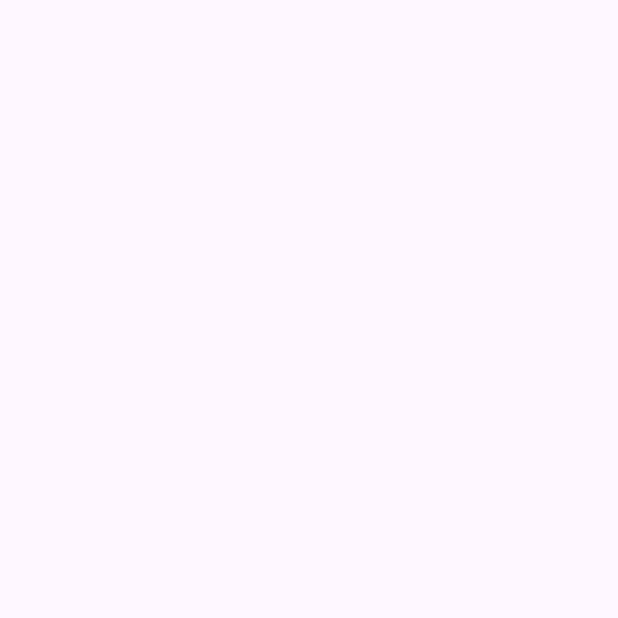
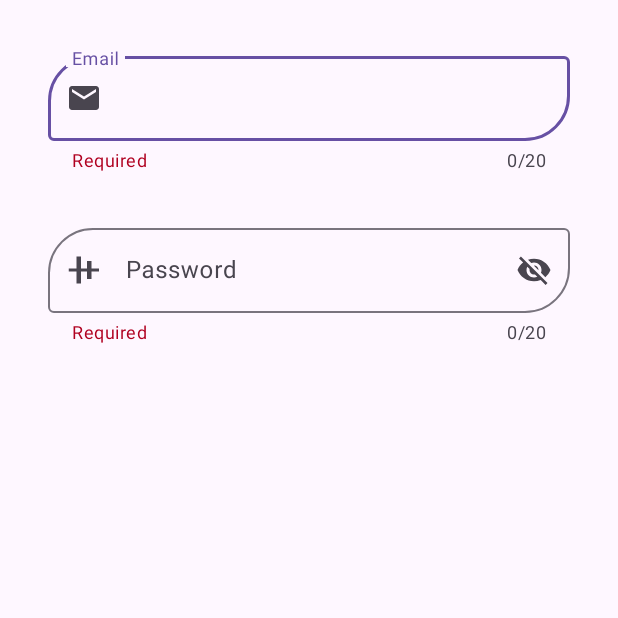
Before and after one commit to Tapendu1bakuli/textFormFieldKotlin, an Android app: the screen it shows after launch (MainActivity), on a phone screen of 412 x 824 dp, the top half of it. Before the commit the part shown is empty. Run offline under Robolectric (Android 15) with nearby library versions, the phone set to English and light mode, and no system bars.

Commit message:
password field added

```diff
--- a/app/src/main/java/com/example/kotlintextformfield/MainActivity.kt
+++ b/app/src/main/java/com/example/kotlintextformfield/MainActivity.kt
@@ -16,5 +16,6 @@ class MainActivity : AppCompatActivity() {
             v.setPadding(systemBars.left, systemBars.top, systemBars.right, systemBars.bottom)
             insets
         }
+
     }
 }
--- /dev/null
+++ b/app/src/main/res/drawable/baseline_email.xml
@@ -0,0 +1,5 @@
+<vector xmlns:android="http://schemas.android.com/apk/res/android" android:height="24dp" android:tint="#000000" android:viewportHeight="24" android:viewportWidth="24" android:width="24dp">
+
+    <path android:fillColor="@android:color/white" android:pathData="M20,4L4,4c-1.1,0 -1.99,0.9 -1.99,2L2,18c0,1.1 0.9,2 2,2h16c1.1,0 2,-0.9 2,-2L22,6c0,-1.1 -0.9,-2 -2,-2zM20,8l-8,5 -8,-5L4,6l8,5 8,-5v2z"/>
+
+</vector>
--- /dev/null
+++ b/app/src/main/res/drawable/baseline_password.xml
@@ -0,0 +1,5 @@
+<vector xmlns:android="http://schemas.android.com/apk/res/android" android:height="24dp" android:tint="#000000" android:viewportHeight="24" android:viewportWidth="24" android:width="24dp">
+
+    <path android:fillColor="@android:color/white" android:pathData="M22,11l-5,0l0,-5l-3,0l0,5l-4,0l0,-8l-3,0l0,8l-5.16,0l0,2l5.16,0l0,8l3,0l0,-8l4,0l0,5l3,0l0,-5l5,0z"/>
+
+</vector>
--- a/app/src/main/res/layout/activity_main.xml
+++ b/app/src/main/res/layout/activity_main.xml
@@ -1,12 +1,77 @@
 <?xml version="1.0" encoding="utf-8"?>
-<androidx.constraintlayout.widget.ConstraintLayout xmlns:android="http://schemas.android.com/apk/res/android"
+<LinearLayout xmlns:android="http://schemas.android.com/apk/res/android"
     xmlns:app="http://schemas.android.com/apk/res-auto"
     xmlns:tools="http://schemas.android.com/tools"
     android:id="@+id/main"
     android:layout_width="match_parent"
     android:layout_height="match_parent"
-    tools:context=".MainActivity">
+    tools:context=".MainActivity"
+    android:orientation="vertical">
+
+<com.google.android.material.textfield.TextInputLayout
+    style="@style/Widget.Material3.TextInputLayout.OutlinedBox"
+    android:id="@+id/textInputLayout2"
+    android:layout_width="match_parent"
+    android:layout_height="wrap_content"
+    android:layout_marginStart="32dp"
+    android:layout_marginTop="32dp"
+    android:layout_marginEnd="32dp"
+    android:hint="@string/email"
+    app:startIconDrawable="@drawable/baseline_email"
+    app:helperText="Required"
+    app:counterMaxLength="20"
+    app:counterEnabled="true"
+    app:boxCornerRadiusBottomEnd="30dp"
+    app:boxCornerRadiusTopStart="30dp"
+    app:helperTextTextColor="@color/design_default_color_error"
+    app:layout_constraintEnd_toEndOf="parent"
+    app:endIconMode="clear_text"
+    app:layout_constraintStart_toEndOf="parent"
+    app:layout_constraintTop_toTopOf="parent"
+    >
+    <com.google.android.material.textfield.TextInputEditText
+        android:layout_width="match_parent"
+        android:layout_height="wrap_content"
+        android:maxLength="20"
+        android:id="@+id/textInputEditText2"
+        >
+
+    </com.google.android.material.textfield.TextInputEditText>
 
 
+</com.google.android.material.textfield.TextInputLayout>
+    <com.google.android.material.textfield.TextInputLayout
+        style="@style/Widget.Material3.TextInputLayout.OutlinedBox"
+        android:id="@+id/textInputLayout1"
+        android:layout_width="match_parent"
+        android:layout_height="wrap_content"
+        android:layout_marginStart="32dp"
+        android:layout_marginTop="32dp"
+        android:layout_marginEnd="32dp"
+        android:hint="@string/password"
+        app:startIconDrawable="@drawable/baseline_password"
+        app:helperText="Required"
+        app:counterMaxLength="20"
+        app:counterEnabled="true"
+        app:boxCornerRadiusBottomEnd="30dp"
+        app:boxCornerRadiusTopStart="30dp"
+        app:helperTextTextColor="@color/design_default_color_error"
+        app:layout_constraintEnd_toEndOf="parent"
+        app:endIconMode="password_toggle"
+        app:layout_constraintStart_toEndOf="parent"
+        app:layout_constraintTop_toTopOf="parent"
+        >
+        <com.google.android.material.textfield.TextInputEditText
+            android:layout_width="match_parent"
+            android:layout_height="wrap_content"
+            android:maxLength="20"
+            android:id="@+id/textInputEditText1"
+            >
 
-</androidx.constraintlayout.widget.ConstraintLayout>
+        </com.google.android.material.textfield.TextInputEditText>
+
+
+    </com.google.android.material.textfield.TextInputLayout>
+
+
+</LinearLayout>
--- a/app/src/main/res/values/strings.xml
+++ b/app/src/main/res/values/strings.xml
@@ -1,3 +1,5 @@
 <resources>
     <string name="app_name">kotlinTextFormField</string>
+    <string name="email">Email</string>
+    <string name="password">Password</string>
 </resources>
```
